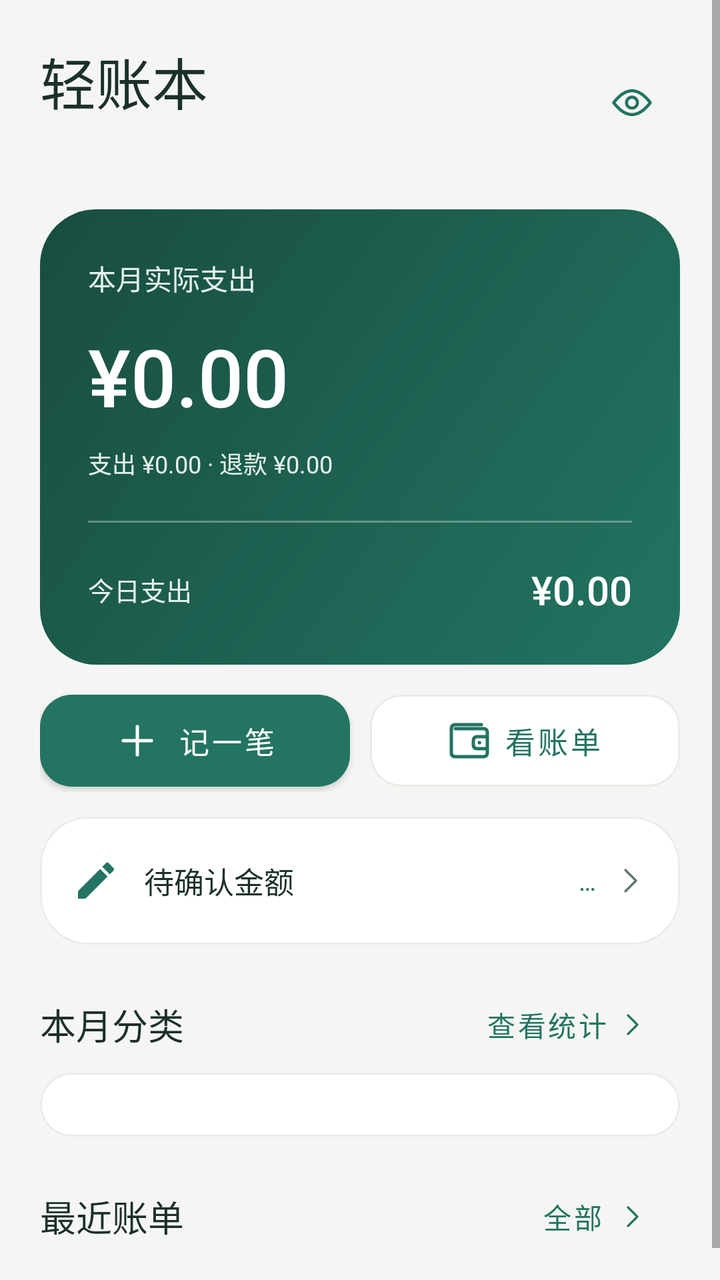
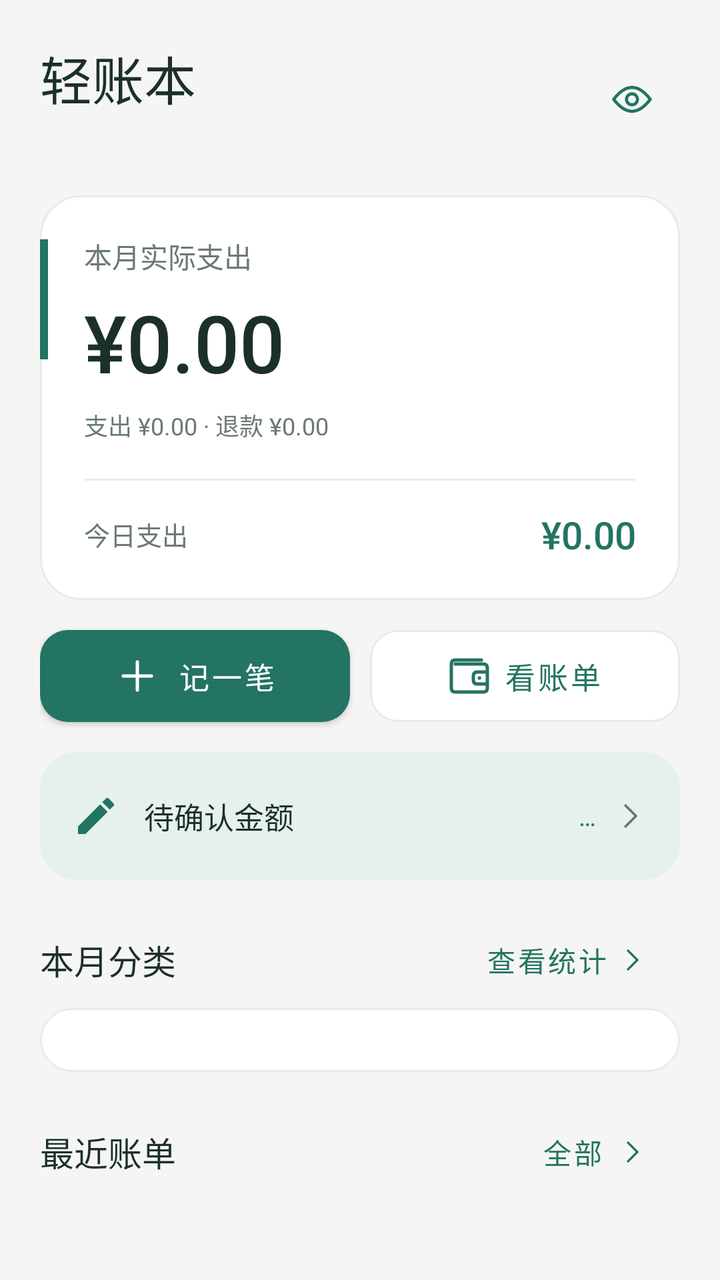

Compare the two renders of this Android layout. The source of the first and the diff that turns it into the second are given below.
<!-- AndroidManifest.xml: application theme Theme.LightLedger -->
<!-- res/layout/fragment_home.xml -->
<ScrollView xmlns:android="http://schemas.android.com/apk/res/android" xmlns:app="http://schemas.android.com/apk/res-auto" android:layout_width="match_parent" android:layout_height="match_parent" android:fillViewport="true" android:clipToPadding="false" android:background="?attr/ledgerBackground">
    <LinearLayout android:layout_width="match_parent" android:layout_height="wrap_content" android:orientation="vertical" android:paddingHorizontal="@dimen/ledger_page_gutter" android:paddingTop="@dimen/ledger_page_top" android:paddingBottom="24dp">
        <LinearLayout android:layout_width="match_parent" android:layout_height="wrap_content" android:gravity="center_vertical" android:layout_marginBottom="22dp">
            <LinearLayout android:layout_width="0dp" android:layout_height="wrap_content" android:layout_weight="1" android:orientation="vertical">
                <TextView style="@style/LedgerPageTitle" android:layout_width="match_parent" android:layout_height="wrap_content" android:text="轻账本"/>
                <TextView android:id="@+id/monthLabel" style="@style/LedgerCaption" android:layout_width="match_parent" android:layout_height="wrap_content" android:layout_marginTop="4dp"/>
            </LinearLayout>
            <com.google.android.material.button.MaterialButton android:id="@+id/toggleAmounts" style="@style/LedgerTextButton" android:layout_width="48dp" android:layout_height="48dp" android:contentDescription="显示金额" android:padding="0dp" android:minWidth="0dp" app:icon="@drawable/ic_eye" app:iconGravity="textStart" app:iconPadding="0dp" app:iconSize="22dp"/>
        </LinearLayout>
        <LinearLayout android:layout_width="match_parent" android:layout_height="wrap_content" android:background="@drawable/bg_metric" android:orientation="vertical" android:padding="24dp">
            <TextView android:layout_width="match_parent" android:layout_height="wrap_content" android:text="本月实际支出" android:textColor="?attr/ledgerSoft" android:textSize="14sp"/>
            <TextView android:id="@+id/monthExpense" android:layout_width="match_parent" android:layout_height="wrap_content" android:layout_marginTop="12dp" android:text="¥0.00" android:textColor="@color/white" android:textSize="40sp" android:fontFamily="sans-serif-medium" android:maxLines="1" app:autoSizeTextType="uniform" app:autoSizeMinTextSize="22sp" app:autoSizeMaxTextSize="40sp" app:autoSizeStepGranularity="1sp"/>
            <TextView android:id="@+id/monthDetail" android:layout_width="match_parent" android:layout_height="wrap_content" android:layout_marginTop="8dp" android:text="支出 ¥0.00 · 退款 ¥0.00" android:textColor="?attr/ledgerSoft" android:textSize="12sp" android:lineSpacingExtra="4dp"/>
            <View android:layout_width="match_parent" android:layout_height="1dp" android:layout_marginVertical="20dp" android:background="?attr/ledgerSoft" android:alpha="0.35"/>
            <LinearLayout android:layout_width="match_parent" android:layout_height="wrap_content" android:gravity="center_vertical">
                <TextView android:layout_width="0dp" android:layout_height="wrap_content" android:layout_weight="1" android:text="今日支出" android:textColor="?attr/ledgerSoft" android:textSize="13sp"/>
                <TextView android:id="@+id/todayExpense" android:layout_width="wrap_content" android:layout_height="wrap_content" android:text="¥0.00" android:textColor="@color/white" android:textSize="20sp" android:fontFamily="sans-serif-medium"/>
            </LinearLayout>
        </LinearLayout>
        <LinearLayout android:layout_width="match_parent" android:layout_height="wrap_content" android:layout_marginTop="12dp">
            <com.google.android.material.button.MaterialButton android:id="@+id/addTransaction" style="@style/LedgerButton" android:layout_width="0dp" android:layout_height="wrap_content" android:layout_weight="1" android:text="记一笔" app:icon="@drawable/ic_add" app:iconGravity="textStart"/>
            <com.google.android.material.button.MaterialButton android:id="@+id/viewTransactions" style="@style/LedgerOutlineButton" android:layout_width="0dp" android:layout_height="wrap_content" android:layout_marginStart="10dp" android:layout_weight="1" android:text="看账单" app:icon="@drawable/ic_wallet" app:iconGravity="textStart"/>
        </LinearLayout>
        <com.google.android.material.card.MaterialCardView android:id="@+id/viewUnconfirmedAmounts" style="@style/LedgerCard" android:layout_width="match_parent" android:layout_height="wrap_content" android:layout_marginTop="12dp" android:clickable="true" android:focusable="true">
            <LinearLayout android:layout_width="match_parent" android:layout_height="wrap_content" android:minHeight="64dp" android:gravity="center_vertical" android:paddingHorizontal="16dp" android:paddingVertical="12dp">
                <ImageView android:layout_width="24dp" android:layout_height="24dp" android:src="@drawable/ic_edit" android:importantForAccessibility="no" app:tint="?attr/colorPrimary" />
                <TextView style="@style/LedgerSectionTitle" android:layout_width="0dp" android:layout_height="wrap_content" android:layout_weight="1" android:layout_marginStart="12dp" android:text="待确认金额" android:textSize="15sp" />
                <TextView android:id="@+id/unconfirmedAmountCount" style="@style/LedgerCaption" android:layout_width="wrap_content" android:layout_height="wrap_content" android:text="…" android:textColor="?attr/colorPrimary" android:layout_marginHorizontal="8dp" />
                <ImageView android:layout_width="18dp" android:layout_height="18dp" android:src="@drawable/ic_arrow" android:importantForAccessibility="no" app:tint="?attr/ledgerMuted" />
            </LinearLayout>
        </com.google.android.material.card.MaterialCardView>
        <LinearLayout android:id="@+id/permissionNotice" android:layout_width="match_parent" android:layout_height="wrap_content" android:layout_marginTop="14dp" android:background="@drawable/bg_soft" android:orientation="vertical" android:padding="16dp" android:visibility="gone">
            <TextView android:layout_width="match_parent" android:layout_height="wrap_content" android:text="开启通知访问，自动记录微信和支付宝支付。" android:textColor="?attr/colorOnSurface" android:textSize="14sp"/>
            <com.google.android.material.button.MaterialButton android:id="@+id/openNotificationSettings" style="@style/LedgerTextButton" android:layout_width="wrap_content" android:layout_height="wrap_content" android:text="去开启"/>
        </LinearLayout>
        <LinearLayout android:id="@+id/quickNotificationNotice" android:layout_width="match_parent" android:layout_height="wrap_content" android:layout_marginTop="14dp" android:background="@drawable/bg_soft" android:orientation="vertical" android:padding="16dp" android:visibility="gone">
            <TextView android:layout_width="match_parent" android:layout_height="wrap_content" android:text="开启轻账本通知，直接在通知中分类。" android:textColor="?attr/colorOnSurface" android:textSize="14sp"/>
            <com.google.android.material.button.MaterialButton android:id="@+id/openQuickNotificationSettings" style="@style/LedgerTextButton" android:layout_width="wrap_content" android:layout_height="wrap_content" android:text="开启快捷分类"/>
        </LinearLayout>
        <LinearLayout android:layout_width="match_parent" android:layout_height="wrap_content" android:layout_marginTop="16dp" android:gravity="center_vertical">
            <TextView style="@style/LedgerSectionTitle" android:layout_width="0dp" android:layout_height="wrap_content" android:layout_weight="1" android:text="本月分类"/>
            <com.google.android.material.button.MaterialButton android:id="@+id/viewStatistics" style="@style/LedgerTextButton" android:layout_width="wrap_content" android:layout_height="wrap_content" android:text="查看统计" app:icon="@drawable/ic_arrow" app:iconGravity="end" app:iconSize="16dp"/>
        </LinearLayout>
        <com.google.android.material.card.MaterialCardView style="@style/LedgerCard" android:layout_width="match_parent" android:layout_height="wrap_content">
            <LinearLayout android:id="@+id/categorySummary" android:layout_width="match_parent" android:layout_height="wrap_content" android:orientation="vertical" android:padding="16dp"/>
        </com.google.android.material.card.MaterialCardView>
        <LinearLayout android:layout_width="match_parent" android:layout_height="wrap_content" android:layout_marginTop="16dp" android:gravity="center_vertical">
            <TextView style="@style/LedgerSectionTitle" android:layout_width="0dp" android:layout_height="wrap_content" android:layout_weight="1" android:text="最近账单"/>
            <com.google.android.material.button.MaterialButton android:id="@+id/viewAllTransactions" style="@style/LedgerTextButton" android:layout_width="wrap_content" android:layout_height="wrap_content" android:text="全部" app:icon="@drawable/ic_arrow" app:iconGravity="end" app:iconSize="16dp"/>
        </LinearLayout>
        <TextView android:id="@+id/emptyRecent" style="@style/LedgerCaption" android:layout_width="match_parent" android:layout_height="wrap_content" android:background="@drawable/bg_list_row" android:padding="24dp" android:gravity="center" android:text="还没有账单
记下第一笔，慢慢了解自己的日常" android:visibility="gone"/>
        <androidx.recyclerview.widget.RecyclerView android:id="@+id/recentList" android:layout_width="match_parent" android:layout_height="wrap_content" android:nestedScrollingEnabled="false"/>
    </LinearLayout>
</ScrollView>
<!-- resources referenced by this layout -->
<resources>
  <color name="white">#FFFFFF</color>
  <dimen name="ledger_page_gutter">20dp</dimen>
  <dimen name="ledger_page_top">20dp</dimen>
  <!-- drawable bg_list_row (drawable) -->
  <?xml version="1.0" encoding="utf-8"?>
  <shape xmlns:android="http://schemas.android.com/apk/res/android">
      <solid android:color="@color/white" />
      <stroke android:width="1dp" android:color="?attr/ledgerBorder" />
      <corners android:radius="16dp" />
  </shape>
  <!-- drawable bg_metric (drawable) -->
  <shape xmlns:android="http://schemas.android.com/apk/res/android"><gradient android:angle="315" android:startColor="?attr/colorPrimaryVariant" android:endColor="?attr/colorPrimary"/><corners android:radius="28dp"/></shape>
  <!-- drawable bg_soft (drawable) -->
  <shape xmlns:android="http://schemas.android.com/apk/res/android"><solid android:color="?attr/ledgerSoft"/><corners android:radius="20dp"/></shape>
  <style name="LedgerButton" parent="Widget.MaterialComponents.Button">
          <item name="cornerRadius">16dp</item><item name="android:minHeight">52dp</item><item name="android:textAllCaps">false</item>
          <item name="android:textSize">15sp</item><item name="android:fontFamily">sans-serif-medium</item><item name="android:paddingHorizontal">16dp</item>
          <item name="android:insetTop">3dp</item><item name="android:insetBottom">3dp</item>
      </style>
  <style name="LedgerCaption"><item name="android:textColor">?attr/ledgerMuted</item><item name="android:textSize">13sp</item><item name="android:lineSpacingExtra">3dp</item></style>
  <style name="LedgerCard" parent="Widget.MaterialComponents.CardView">
          <item name="cardCornerRadius">24dp</item><item name="cardElevation">0dp</item><item name="cardBackgroundColor">@color/white</item>
          <item name="strokeColor">?attr/ledgerBorder</item><item name="strokeWidth">1dp</item>
      </style>
  <style name="LedgerOutlineButton" parent="Widget.MaterialComponents.Button.OutlinedButton">
          <item name="cornerRadius">16dp</item><item name="android:minHeight">52dp</item><item name="android:textAllCaps">false</item>
          <item name="android:textSize">15sp</item><item name="strokeColor">?attr/ledgerBorder</item><item name="backgroundTint">@color/white</item>
          <item name="android:paddingHorizontal">16dp</item><item name="android:insetTop">3dp</item><item name="android:insetBottom">3dp</item>
      </style>
  <style name="LedgerPageTitle"><item name="android:textColor">?attr/colorOnSurface</item><item name="android:textSize">28sp</item><item name="android:fontFamily">sans-serif-medium</item></style>
  <style name="LedgerSectionTitle"><item name="android:textColor">?attr/colorOnSurface</item><item name="android:textSize">18sp</item><item name="android:fontFamily">sans-serif-medium</item></style>
  <style name="LedgerTextButton" parent="Widget.MaterialComponents.Button.TextButton">
          <item name="android:minHeight">48dp</item><item name="android:textAllCaps">false</item><item name="android:textSize">14sp</item><item name="cornerRadius">12dp</item>
      </style>
  <color name="ledger_teal">#237462</color>
  <color name="ledger_teal_dark">#184D40</color>
  <color name="ledger_ink">#1C302B</color>
  <color name="ledger_background">#F5F6F3</color>
  <color name="ledger_teal_soft">#E5F1EA</color>
  <color name="ledger_muted">#697A73</color>
  <color name="ledger_border">#E8ECE7</color>
  <style name="LedgerWindowAnimation" parent="android:style/Animation.Activity">
          <item name="android:activityOpenEnterAnimation">@null</item>
          <item name="android:activityOpenExitAnimation">@null</item>
          <item name="android:activityCloseEnterAnimation">@null</item>
          <item name="android:activityCloseExitAnimation">@null</item>
      </style>
  <!-- unchanged entries left out for length: 7 -->
</resources>

<!-- the commit's change to res/layout/fragment_home.xml (unified diff, before → after) -->
@@ -1,27 +1,30 @@
 <ScrollView xmlns:android="http://schemas.android.com/apk/res/android" xmlns:app="http://schemas.android.com/apk/res-auto" android:layout_width="match_parent" android:layout_height="match_parent" android:fillViewport="true" android:clipToPadding="false" android:background="?attr/ledgerBackground">
     <LinearLayout android:layout_width="match_parent" android:layout_height="wrap_content" android:orientation="vertical" android:paddingHorizontal="@dimen/ledger_page_gutter" android:paddingTop="@dimen/ledger_page_top" android:paddingBottom="24dp">
-        <LinearLayout android:layout_width="match_parent" android:layout_height="wrap_content" android:gravity="center_vertical" android:layout_marginBottom="22dp">
+        <LinearLayout android:layout_width="match_parent" android:layout_height="wrap_content" android:gravity="center_vertical" android:layout_marginBottom="18dp">
             <LinearLayout android:layout_width="0dp" android:layout_height="wrap_content" android:layout_weight="1" android:orientation="vertical">
                 <TextView style="@style/LedgerPageTitle" android:layout_width="match_parent" android:layout_height="wrap_content" android:text="轻账本"/>
                 <TextView android:id="@+id/monthLabel" style="@style/LedgerCaption" android:layout_width="match_parent" android:layout_height="wrap_content" android:layout_marginTop="4dp"/>
             </LinearLayout>
             <com.google.android.material.button.MaterialButton android:id="@+id/toggleAmounts" style="@style/LedgerTextButton" android:layout_width="48dp" android:layout_height="48dp" android:contentDescription="显示金额" android:padding="0dp" android:minWidth="0dp" app:icon="@drawable/ic_eye" app:iconGravity="textStart" app:iconPadding="0dp" app:iconSize="22dp"/>
         </LinearLayout>
-        <LinearLayout android:layout_width="match_parent" android:layout_height="wrap_content" android:background="@drawable/bg_metric" android:orientation="vertical" android:padding="24dp">
-            <TextView android:layout_width="match_parent" android:layout_height="wrap_content" android:text="本月实际支出" android:textColor="?attr/ledgerSoft" android:textSize="14sp"/>
-            <TextView android:id="@+id/monthExpense" android:layout_width="match_parent" android:layout_height="wrap_content" android:layout_marginTop="12dp" android:text="¥0.00" android:textColor="@color/white" android:textSize="40sp" android:fontFamily="sans-serif-medium" android:maxLines="1" app:autoSizeTextType="uniform" app:autoSizeMinTextSize="22sp" app:autoSizeMaxTextSize="40sp" app:autoSizeStepGranularity="1sp"/>
-            <TextView android:id="@+id/monthDetail" android:layout_width="match_parent" android:layout_height="wrap_content" android:layout_marginTop="8dp" android:text="支出 ¥0.00 · 退款 ¥0.00" android:textColor="?attr/ledgerSoft" android:textSize="12sp" android:lineSpacingExtra="4dp"/>
-            <View android:layout_width="match_parent" android:layout_height="1dp" android:layout_marginVertical="20dp" android:background="?attr/ledgerSoft" android:alpha="0.35"/>
-            <LinearLayout android:layout_width="match_parent" android:layout_height="wrap_content" android:gravity="center_vertical">
-                <TextView android:layout_width="0dp" android:layout_height="wrap_content" android:layout_weight="1" android:text="今日支出" android:textColor="?attr/ledgerSoft" android:textSize="13sp"/>
-                <TextView android:id="@+id/todayExpense" android:layout_width="wrap_content" android:layout_height="wrap_content" android:text="¥0.00" android:textColor="@color/white" android:textSize="20sp" android:fontFamily="sans-serif-medium"/>
+        <FrameLayout android:layout_width="match_parent" android:layout_height="wrap_content" android:background="@drawable/bg_metric">
+            <View android:layout_width="4dp" android:layout_height="60dp" android:layout_gravity="top|start" android:layout_marginTop="22dp" android:background="?attr/colorPrimary" android:importantForAccessibility="no" />
+            <LinearLayout android:layout_width="match_parent" android:layout_height="wrap_content" android:orientation="vertical" android:paddingHorizontal="22dp" android:paddingVertical="20dp">
+                <TextView android:layout_width="match_parent" android:layout_height="wrap_content" android:text="本月实际支出" android:textColor="?attr/ledgerMuted" android:textSize="14sp" />
+                <TextView android:id="@+id/monthExpense" android:layout_width="match_parent" android:layout_height="wrap_content" android:layout_marginTop="6dp" android:text="¥0.00" android:textColor="?attr/colorOnSurface" android:textSize="40sp" android:fontFamily="sans-serif-medium" android:fontFeatureSettings="tnum" android:maxLines="1" app:autoSizeTextType="uniform" app:autoSizeMinTextSize="22sp" app:autoSizeMaxTextSize="40sp" app:autoSizeStepGranularity="1sp" />
+                <TextView android:id="@+id/monthDetail" android:layout_width="match_parent" android:layout_height="wrap_content" android:layout_marginTop="6dp" android:text="支出 ¥0.00 · 退款 ¥0.00" android:textColor="?attr/ledgerMuted" android:textSize="12sp" android:lineSpacingExtra="3dp" />
+                <View android:layout_width="match_parent" android:layout_height="1dp" android:layout_marginTop="18dp" android:layout_marginBottom="14dp" android:background="?attr/ledgerBorder" />
+                <LinearLayout android:layout_width="match_parent" android:layout_height="wrap_content" android:gravity="center_vertical">
+                    <TextView android:layout_width="0dp" android:layout_height="wrap_content" android:layout_weight="1" android:text="今日支出" android:textColor="?attr/ledgerMuted" android:textSize="13sp" />
+                    <TextView android:id="@+id/todayExpense" android:layout_width="wrap_content" android:layout_height="wrap_content" android:text="¥0.00" android:textColor="?attr/colorPrimary" android:textSize="19sp" android:fontFamily="sans-serif-medium" android:fontFeatureSettings="tnum" />
+                </LinearLayout>
             </LinearLayout>
-        </LinearLayout>
+        </FrameLayout>
         <LinearLayout android:layout_width="match_parent" android:layout_height="wrap_content" android:layout_marginTop="12dp">
             <com.google.android.material.button.MaterialButton android:id="@+id/addTransaction" style="@style/LedgerButton" android:layout_width="0dp" android:layout_height="wrap_content" android:layout_weight="1" android:text="记一笔" app:icon="@drawable/ic_add" app:iconGravity="textStart"/>
             <com.google.android.material.button.MaterialButton android:id="@+id/viewTransactions" style="@style/LedgerOutlineButton" android:layout_width="0dp" android:layout_height="wrap_content" android:layout_marginStart="10dp" android:layout_weight="1" android:text="看账单" app:icon="@drawable/ic_wallet" app:iconGravity="textStart"/>
         </LinearLayout>
-        <com.google.android.material.card.MaterialCardView android:id="@+id/viewUnconfirmedAmounts" style="@style/LedgerCard" android:layout_width="match_parent" android:layout_height="wrap_content" android:layout_marginTop="12dp" android:clickable="true" android:focusable="true">
+        <com.google.android.material.card.MaterialCardView android:id="@+id/viewUnconfirmedAmounts" style="@style/LedgerCard" android:layout_width="match_parent" android:layout_height="wrap_content" android:layout_marginTop="12dp" android:clickable="true" android:focusable="true" app:cardBackgroundColor="?attr/ledgerSoft" app:strokeWidth="0dp">
             <LinearLayout android:layout_width="match_parent" android:layout_height="wrap_content" android:minHeight="64dp" android:gravity="center_vertical" android:paddingHorizontal="16dp" android:paddingVertical="12dp">
                 <ImageView android:layout_width="24dp" android:layout_height="24dp" android:src="@drawable/ic_edit" android:importantForAccessibility="no" app:tint="?attr/colorPrimary" />
                 <TextView style="@style/LedgerSectionTitle" android:layout_width="0dp" android:layout_height="wrap_content" android:layout_weight="1" android:layout_marginStart="12dp" android:text="待确认金额" android:textSize="15sp" />
@@ -48,8 +51,7 @@
             <TextView style="@style/LedgerSectionTitle" android:layout_width="0dp" android:layout_height="wrap_content" android:layout_weight="1" android:text="最近账单"/>
             <com.google.android.material.button.MaterialButton android:id="@+id/viewAllTransactions" style="@style/LedgerTextButton" android:layout_width="wrap_content" android:layout_height="wrap_content" android:text="全部" app:icon="@drawable/ic_arrow" app:iconGravity="end" app:iconSize="16dp"/>
         </LinearLayout>
-        <TextView android:id="@+id/emptyRecent" style="@style/LedgerCaption" android:layout_width="match_parent" android:layout_height="wrap_content" android:background="@drawable/bg_list_row" android:padding="24dp" android:gravity="center" android:text="还没有账单
-记下第一笔，慢慢了解自己的日常" android:visibility="gone"/>
+        <TextView android:id="@+id/emptyRecent" style="@style/LedgerCaption" android:layout_width="match_parent" android:layout_height="wrap_content" android:background="@drawable/bg_list_row" android:padding="24dp" android:gravity="center" android:text="还没有账单，点“记一笔”开始" android:visibility="gone"/>
         <androidx.recyclerview.widget.RecyclerView android:id="@+id/recentList" android:layout_width="match_parent" android:layout_height="wrap_content" android:nestedScrollingEnabled="false"/>
     </LinearLayout>
 </ScrollView>
<!-- resource entries referenced after the edit -->
@@ -11,26 +11,30 @@
       <corners android:radius="16dp" />
   </shape>
   <!-- drawable bg_metric (drawable) -->
-  <shape xmlns:android="http://schemas.android.com/apk/res/android"><gradient android:angle="315" android:startColor="?attr/colorPrimaryVariant" android:endColor="?attr/colorPrimary"/><corners android:radius="28dp"/></shape>
+  <shape xmlns:android="http://schemas.android.com/apk/res/android">
+      <solid android:color="@color/white" />
+      <stroke android:width="1dp" android:color="?attr/ledgerBorder" />
+      <corners android:radius="20dp" />
+  </shape>
   <!-- drawable bg_soft (drawable) -->
   <shape xmlns:android="http://schemas.android.com/apk/res/android"><solid android:color="?attr/ledgerSoft"/><corners android:radius="20dp"/></shape>
   <style name="LedgerButton" parent="Widget.MaterialComponents.Button">
-          <item name="cornerRadius">16dp</item><item name="android:minHeight">52dp</item><item name="android:textAllCaps">false</item>
+          <item name="cornerRadius">14dp</item><item name="android:minHeight">52dp</item><item name="android:textAllCaps">false</item>
           <item name="android:textSize">15sp</item><item name="android:fontFamily">sans-serif-medium</item><item name="android:paddingHorizontal">16dp</item>
           <item name="android:insetTop">3dp</item><item name="android:insetBottom">3dp</item>
       </style>
   <style name="LedgerCaption"><item name="android:textColor">?attr/ledgerMuted</item><item name="android:textSize">13sp</item><item name="android:lineSpacingExtra">3dp</item></style>
   <style name="LedgerCard" parent="Widget.MaterialComponents.CardView">
-          <item name="cardCornerRadius">24dp</item><item name="cardElevation">0dp</item><item name="cardBackgroundColor">@color/white</item>
+          <item name="cardCornerRadius">18dp</item><item name="cardElevation">0dp</item><item name="cardBackgroundColor">@color/white</item>
           <item name="strokeColor">?attr/ledgerBorder</item><item name="strokeWidth">1dp</item>
       </style>
   <style name="LedgerOutlineButton" parent="Widget.MaterialComponents.Button.OutlinedButton">
-          <item name="cornerRadius">16dp</item><item name="android:minHeight">52dp</item><item name="android:textAllCaps">false</item>
+          <item name="cornerRadius">14dp</item><item name="android:minHeight">52dp</item><item name="android:textAllCaps">false</item>
           <item name="android:textSize">15sp</item><item name="strokeColor">?attr/ledgerBorder</item><item name="backgroundTint">@color/white</item>
           <item name="android:paddingHorizontal">16dp</item><item name="android:insetTop">3dp</item><item name="android:insetBottom">3dp</item>
       </style>
-  <style name="LedgerPageTitle"><item name="android:textColor">?attr/colorOnSurface</item><item name="android:textSize">28sp</item><item name="android:fontFamily">sans-serif-medium</item></style>
-  <style name="LedgerSectionTitle"><item name="android:textColor">?attr/colorOnSurface</item><item name="android:textSize">18sp</item><item name="android:fontFamily">sans-serif-medium</item></style>
+  <style name="LedgerPageTitle"><item name="android:textColor">?attr/colorOnSurface</item><item name="android:textSize">26sp</item><item name="android:fontFamily">sans-serif-medium</item></style>
+  <style name="LedgerSectionTitle"><item name="android:textColor">?attr/colorOnSurface</item><item name="android:textSize">17sp</item><item name="android:fontFamily">sans-serif-medium</item></style>
   <style name="LedgerTextButton" parent="Widget.MaterialComponents.Button.TextButton">
           <item name="android:minHeight">48dp</item><item name="android:textAllCaps">false</item><item name="android:textSize">14sp</item><item name="cornerRadius">12dp</item>
       </style>
